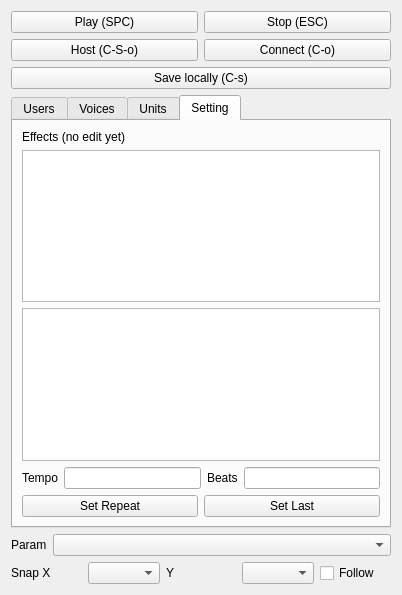
This is src/editor/sidemenu/SideMenu.ui in yuxshao/ptcollab as Qt 5 draws it before an edit. The edited form follows.
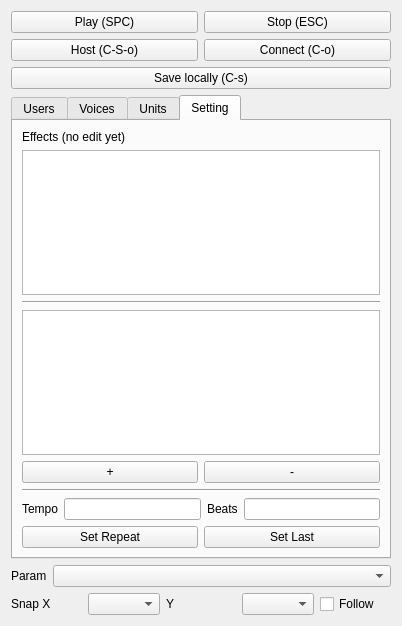
This is the edited form. The open tabs and pages were chosen to show the change. Icons and pictures are not drawn.

Commit message: add and remove overdrive

The edit to the form file:
```diff
--- a/src/editor/sidemenu/SideMenu.ui
+++ b/src/editor/sidemenu/SideMenu.ui
@@ -7,7 +7,7 @@
     <x>0</x>
     <y>0</y>
     <width>402</width>
-    <height>595</height>
+    <height>626</height>
    </rect>
   </property>
   <property name="windowTitle">
@@ -230,6 +230,13 @@
          </attribute>
         </widget>
        </item>
+       <item>
+        <widget class="Line" name="line_2">
+         <property name="orientation">
+          <enum>Qt::Horizontal</enum>
+         </property>
+        </widget>
+       </item>
        <item>
         <widget class="QTableView" name="overdriveList">
          <property name="focusPolicy">
@@ -243,6 +250,37 @@
          </attribute>
         </widget>
        </item>
+       <item>
+        <layout class="QHBoxLayout" name="horizontalLayout_10">
+         <item>
+          <widget class="QPushButton" name="addOverdriveBtn">
+           <property name="focusPolicy">
+            <enum>Qt::NoFocus</enum>
+           </property>
+           <property name="text">
+            <string>+</string>
+           </property>
+          </widget>
+         </item>
+         <item>
+          <widget class="QPushButton" name="removeOverdriveBtn">
+           <property name="focusPolicy">
+            <enum>Qt::NoFocus</enum>
+           </property>
+           <property name="text">
+            <string>-</string>
+           </property>
+          </widget>
+         </item>
+        </layout>
+       </item>
+       <item>
+        <widget class="Line" name="line">
+         <property name="orientation">
+          <enum>Qt::Horizontal</enum>
+         </property>
+        </widget>
+       </item>
        <item>
         <layout class="QHBoxLayout" name="horizontalLayout_5">
          <item>
```
Left out of the diff: 2 changed lines with no effect on the pictures. The commit also changes 13 other files.
